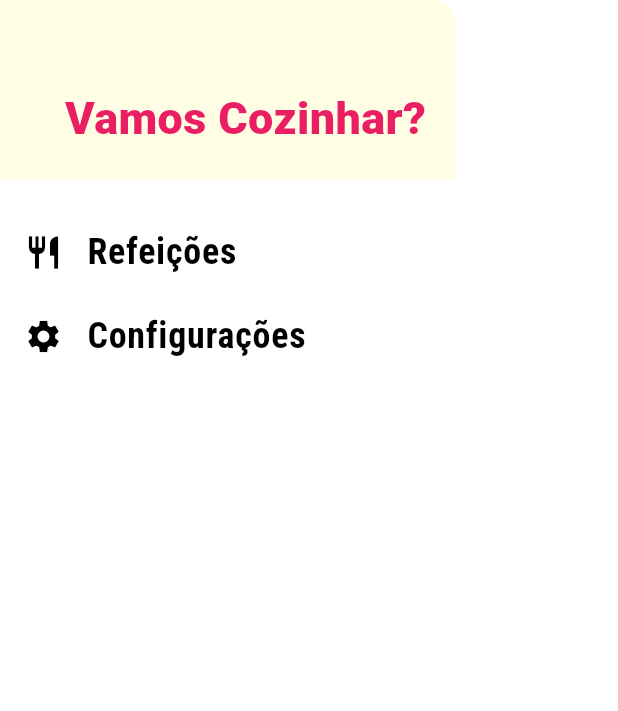
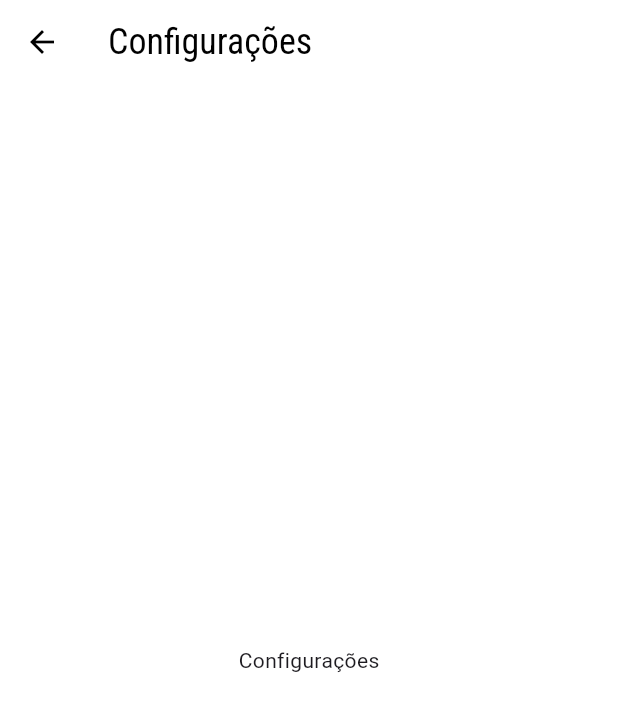
Before and after one commit to maitabom/meals, a Flutter app: the MainDrawer widget shown alone on an empty page, opened directly, after a tap on "Configurações", on a phone screen of 412 x 824 dp. Shown: the top 711 px of the screen. Run offline on Flutter 3.47's test engine with Material 3 defaults, Android fonts, the phone set to English and light mode, and no system bars; network calls fail.

Commit message:
Adiciona a página de configurações e implementa a navegação no MainDrawer

```diff
--- a/lib/components/main_drawer.dart
+++ b/lib/components/main_drawer.dart
@@ -3,7 +3,7 @@ import 'package:flutter/material.dart';
 class MainDrawer extends StatelessWidget {
   const MainDrawer({super.key});
 
-  Widget createItem(IconData icon, String label) {
+  Widget createItem(IconData icon, String label, VoidCallback onTap) {
     return ListTile(
       leading: Icon(icon, size: 26),
       title: Text(
@@ -14,7 +14,7 @@ class MainDrawer extends StatelessWidget {
           fontWeight: FontWeight.bold,
         ),
       ),
-      onTap: () {},
+      onTap: onTap,
     );
   }
 
@@ -39,8 +39,16 @@ class MainDrawer extends StatelessWidget {
             ),
           ),
           SizedBox(height: 20),
-          createItem(Icons.restaurant, 'Refeições'),
-          createItem(Icons.settings, 'Configurações'),
+          createItem(
+            Icons.restaurant,
+            'Refeições',
+            () => Navigator.of(context).pushNamed('/'),
+          ),
+          createItem(
+            Icons.settings,
+            'Configurações',
+            () => Navigator.of(context).pushNamed('/settings'),
+          ),
         ],
       ),
     );
--- a/lib/main.dart
+++ b/lib/main.dart
@@ -1,6 +1,7 @@
 import 'package:flutter/material.dart';
 import 'package:meals/pages/meal.dart';
 import 'package:meals/pages/meals.dart';
+import 'package:meals/pages/settings.dart';
 import 'package:meals/pages/tabs.dart';
 
 void main() => runApp(MealsApp());
@@ -31,6 +32,7 @@ class MealsApp extends StatelessWidget {
       routes: {
         '/categories-meals': (context) => MealsPage(),
         '/meal-detail': (context) => MealDetailPage(),
+        '/settings': (context) => SettingsPage(),
       }, //HomePage(),
     );
   }
--- /dev/null
+++ b/lib/pages/settings.dart
@@ -0,0 +1,13 @@
+import 'package:flutter/material.dart';
+
+class SettingsPage extends StatelessWidget {
+  const SettingsPage({super.key});
+
+  @override
+  Widget build(BuildContext context) {
+    return Scaffold(
+      appBar: AppBar(title: Text('Configurações')),
+      body: Center(child: Text('Configurações')),
+    );
+  }
+}
```
